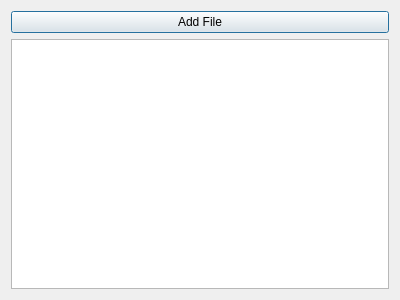
Above: addnotes.ui from FigueroaCode/Scribble before the change. Below: the same form after it.
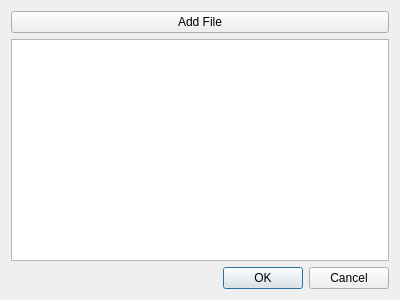
That is the form after the change.

Commit message: created sentence vectors in note class and updated display of addNotes window

What changed in the file:
```diff
--- a/addnotes.ui
+++ b/addnotes.ui
@@ -24,6 +24,13 @@
    <item>
     <widget class="QTextEdit" name="textEdit"/>
    </item>
+   <item>
+    <widget class="QDialogButtonBox" name="buttonBox">
+     <property name="standardButtons">
+      <set>QDialogButtonBox::Cancel|QDialogButtonBox::Ok</set>
+     </property>
+    </widget>
+   </item>
   </layout>
  </widget>
  <resources/>
```
Left out of the diff: 2 changed lines with no effect on the pictures. The commit also changes 6 other files.
